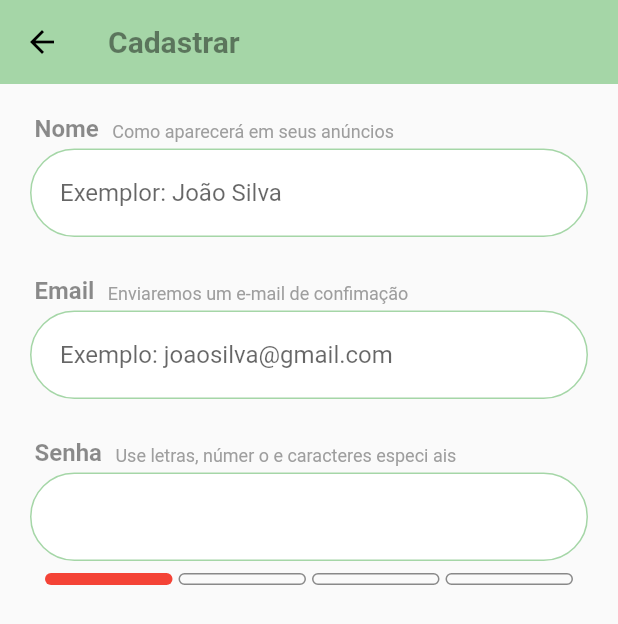
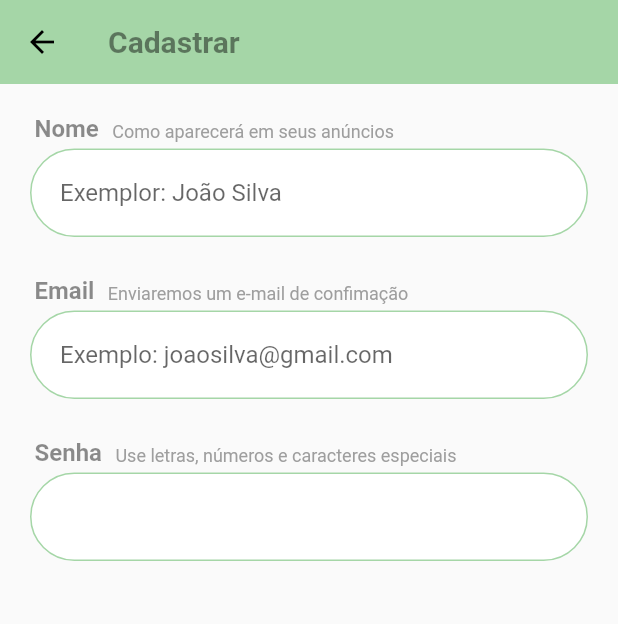
Before and after one commit to Judsonn/e-commerce, a Flutter app: the RegisterPage screen opened directly, on a phone screen of 412 x 824 dp. Shown: the top 624 px of the screen. Run offline on Flutter 3.47's test engine with Material 2 defaults, Android fonts, the phone set to English and light mode, and no system bars; our stand-ins replace brasil_fields, rxdart.

Commit message:
validation password

```diff
--- a/lib/pages/register/register_page.dart
+++ b/lib/pages/register/register_page.dart
@@ -3,6 +3,8 @@ import 'package:e_comerce/pages/register/widgets/password_field.dart';
 import 'package:flutter/material.dart';
 
 class RegisterPage extends StatefulWidget {
+
+
   @override
   _RegisterPageState createState() => _RegisterPageState();
 }
@@ -72,15 +74,22 @@ class _RegisterPageState extends State<RegisterPage> {
                  return 'E-mail invalido';
                  return null;
               },
+              onSaved: (text){
+
+              },
             ),
             SizedBox(
               height: 26,
             ),
             const FieldTitle(
               title: "Senha",
-              subTitle: "Use letras, númer o e caracteres especi ais  ",
+              subTitle: "Use letras, números e caracteres especiais  ",
             ),
-           PasswordField(),
+           PasswordField(
+             onSaved: (text){
+
+             },
+           ),
           ],
         ),
       ),
--- a/lib/pages/register/widgets/password_field.dart
+++ b/lib/pages/register/widgets/password_field.dart
@@ -1,6 +1,10 @@
 import 'package:flutter/material.dart';
 
 class PasswordField extends StatelessWidget {
+  const PasswordField({this.onSaved});
+
+  final FormFieldSetter<String> onSaved;
+
   @override
   Widget build(BuildContext context) {
 
@@ -21,8 +25,16 @@ class PasswordField extends StatelessWidget {
 
     return FormField<String>(
       initialValue: '',
+      onSaved: onSaved,
+      validator: (text){
+        if(text.isEmpty || _calcScore(text)<2)
+        return "Senha inválida";
+        return null;
+      },
+      autovalidate: true,
       builder: (state) {
         return Column(
+          crossAxisAlignment: CrossAxisAlignment.stretch,
           children: <Widget>[
             TextFormField(
               obscureText: true,
@@ -40,6 +52,7 @@ class PasswordField extends StatelessWidget {
               ),
               onChanged: state.didChange,
             ),
+            if(state.value.isNotEmpty)
             Container(
               margin: const EdgeInsets.all(8),
               height: 8,
@@ -51,6 +64,19 @@ class PasswordField extends StatelessWidget {
                   _buildBar(3, state.value)
                 ],
               ),
+            ),
+
+            Padding(
+              padding: const EdgeInsets.only(top: 6, left: 10),
+              child: state.value.isNotEmpty || state.hasError?
+              Text(
+                state.value.isNotEmpty ? _getText(_calcScore(state.value)): state.errorText,
+                textAlign: TextAlign.start,
+                style: TextStyle(
+                  color: _getColor(_calcScore(state.value)),
+                  fontSize: 12
+                ),
+              ):Container(),
             )
           ],
         );
@@ -83,4 +109,20 @@ class PasswordField extends StatelessWidget {
         return Colors.red;
     }
   }
+  String _getText(int level){
+    switch(level){
+      case 0:
+       return "Senha muito fraca";
+      case 1:
+        return "Senha razoavelmente fraca";
+      case 2:
+        return "Senha razoavelmente forte";
+      case 3:
+        return "Senha forte";
+      defauld:
+        return "";
+    }
+  }
+
+
 }
```
